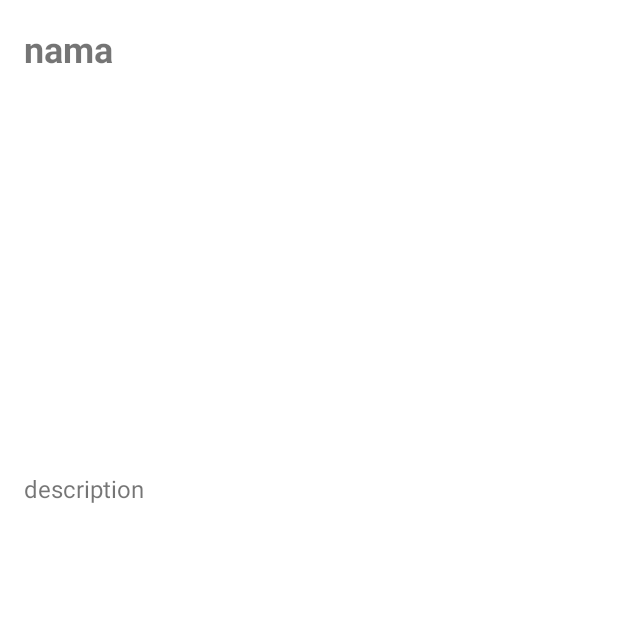
After one commit to nopal72/DicoStory, an Android app: the fragment DetailFragment shown on its own in the app's theme, on a phone screen of 412 x 824 dp, the top half of it. The commit adds this screen. Run offline under Robolectric (Android 15) with nearby library versions, the phone set to English and light mode, and no system bars; pictures from the network do not load.

Commit message:
fixed detail feature

```diff
--- a/app/build.gradle.kts
+++ b/app/build.gradle.kts
@@ -1,6 +1,7 @@
 plugins {
     alias(libs.plugins.android.application)
     alias(libs.plugins.kotlin.android)
+    id("kotlin-parcelize")
 }
 
 android {
@@ -52,6 +53,8 @@ dependencies {
     implementation(libs.androidx.navigation.fragment.ktx)
     implementation(libs.androidx.navigation.ui.ktx)
     implementation(libs.androidx.activity)
+    implementation(libs.androidx.legacy.support.v4)
+    implementation(libs.androidx.fragment.ktx)
     testImplementation(libs.junit)
     androidTestImplementation(libs.androidx.junit)
     androidTestImplementation(libs.androidx.espresso.core)
--- a/app/src/main/java/com/example/dicostory/MainActivity.kt
+++ b/app/src/main/java/com/example/dicostory/MainActivity.kt
@@ -1,10 +1,8 @@
 package com.example.dicostory
 
 import android.os.Bundle
-import com.google.android.material.bottomnavigation.BottomNavigationView
 import androidx.appcompat.app.AppCompatActivity
 import androidx.navigation.NavController
-import androidx.navigation.findNavController
 import androidx.navigation.fragment.NavHostFragment
 import com.example.dicostory.databinding.ActivityMainBinding
 
--- /dev/null
+++ b/app/src/main/java/com/example/dicostory/ui/detail/DetailFragment.kt
@@ -0,0 +1,73 @@
+package com.example.dicostory.ui.detail
+
+import androidx.fragment.app.viewModels
+import android.os.Bundle
+import androidx.fragment.app.Fragment
+import android.view.LayoutInflater
+import android.view.View
+import android.view.ViewGroup
+import com.bumptech.glide.Glide
+import com.example.dicostory.databinding.FragmentDetailBinding
+import com.example.dicostory.ui.ViewModelFactory
+import com.google.android.material.snackbar.Snackbar
+import com.example.dicostory.data.Result
+import com.example.dicostory.data.remote.response.DetailResponse
+import com.example.dicostory.data.remote.response.Story
+
+class DetailFragment : Fragment() {
+
+    private lateinit var binding: FragmentDetailBinding
+    private val viewModel: DetailViewModel by viewModels{
+        ViewModelFactory.getInstance(requireContext())
+    }
+
+    override fun onCreate(savedInstanceState: Bundle?) {
+        super.onCreate(savedInstanceState)
+        binding = FragmentDetailBinding.inflate(layoutInflater)
+
+        val bundle = arguments
+        if (bundle != null) {
+            val storyId = bundle.getString("story_id")
+            storyId?.let {
+                viewModel.getDetail(it).observe(this) {result ->
+                    when (result) {
+                        is Result.Loading -> {
+                            binding.progressBar.visibility = View.VISIBLE
+                        }
+                        is Result.Success -> {
+                            binding.progressBar.visibility = View.GONE
+                            val story = result.data.story
+                            displayEventDetail(story)
+                        }
+                        is Result.Error -> {
+                            binding.progressBar.visibility = View.GONE
+                            Snackbar.make(
+                                binding.root,
+                                "Terjadi kesalahan" + result.error,
+                                Snackbar.LENGTH_SHORT
+                            ).show()
+                        }
+                    }
+                }
+            }
+        }
+    }
+
+    private fun displayEventDetail(story: Story) {
+        Glide.with(this)
+            .load(story.photoUrl)
+            .into(binding.ivDetail)
+
+        binding.tvName.text = story.name
+        binding.tvDescription.text = story.description
+    }
+
+    override fun onCreateView(
+        inflater: LayoutInflater, container: ViewGroup?,
+        savedInstanceState: Bundle?,
+    ): View {
+        binding = FragmentDetailBinding.inflate(inflater, container, false)
+        return binding.root
+    }
+
+}
--- /dev/null
+++ b/app/src/main/res/drawable/ic_post.xml
@@ -0,0 +1,5 @@
+<vector xmlns:android="http://schemas.android.com/apk/res/android" android:height="24dp" android:tint="#000000" android:viewportHeight="24" android:viewportWidth="24" android:width="24dp">
+
+    <path android:fillColor="@android:color/white" android:pathData="M3,17.25V21h3.75L17.81,9.94l-3.75,-3.75L3,17.25zM20.71,7.04c0.39,-0.39 0.39,-1.02 0,-1.41l-2.34,-2.34c-0.39,-0.39 -1.02,-0.39 -1.41,0l-1.83,1.83 3.75,3.75 1.83,-1.83z"/>
+
+</vector>
--- /dev/null
+++ b/app/src/main/res/layout/fragment_detail.xml
@@ -0,0 +1,54 @@
+<?xml version="1.0" encoding="utf-8"?>
+<androidx.constraintlayout.widget.ConstraintLayout xmlns:android="http://schemas.android.com/apk/res/android"
+    xmlns:tools="http://schemas.android.com/tools"
+    android:layout_width="match_parent"
+    android:layout_height="match_parent"
+    xmlns:app="http://schemas.android.com/apk/res-auto"
+    tools:context=".ui.detail.DetailFragment"
+    android:padding="16dp">
+
+    <ProgressBar
+        android:id="@+id/progressBar"
+        style="?android:attr/progressBarStyle"
+        android:layout_width="wrap_content"
+        android:layout_height="wrap_content"
+        android:visibility="gone"
+        app:layout_constraintBottom_toBottomOf="parent"
+        app:layout_constraintEnd_toEndOf="parent"
+        app:layout_constraintStart_toStartOf="parent"
+        app:layout_constraintTop_toTopOf="parent"
+        tools:visibility="visible" />
+
+    <TextView
+        android:id="@+id/tv_name"
+        android:layout_width="wrap_content"
+        android:layout_height="wrap_content"
+        android:text="@string/name"
+        android:textSize="24sp"
+        android:textStyle="bold"
+        app:layout_constraintStart_toStartOf="parent"
+        app:layout_constraintTop_toTopOf="parent"/>
+
+    <ImageView
+        android:id="@+id/iv_detail"
+        android:layout_width="match_parent"
+        android:layout_height="250dp"
+        tools:src="@tools:sample/avatars"
+        android:scaleType="centerCrop"
+        android:layout_marginTop="8dp"
+        app:layout_constraintTop_toBottomOf="@+id/tv_name"
+        app:layout_constraintStart_toStartOf="parent"
+        app:layout_constraintEnd_toEndOf="parent"/>
+
+    <TextView
+        android:id="@+id/tv_description"
+        android:layout_width="wrap_content"
+        android:layout_height="wrap_content"
+        android:layout_marginTop="8dp"
+        android:textSize="16sp"
+        android:text="@string/text_description"
+        app:layout_constraintTop_toBottomOf="@+id/iv_detail"
+        app:layout_constraintStart_toStartOf="parent"/>
+
+
+</androidx.constraintlayout.widget.ConstraintLayout>
--- a/gradle/libs.versions.toml
+++ b/gradle/libs.versions.toml
@@ -22,6 +22,8 @@ converterGson = "2.9.0"
 lifecycleRuntimeKtx = "2.8.7"
 loggingInterceptor = "4.11.0"
 retrofit = "2.9.0"
+legacySupportV4 = "1.0.0"
+fragmentKtx = "1.8.5"
 
 [libraries]
 androidx-activity-ktx = { module = "androidx.activity:activity-ktx", version.ref = "activity" }
@@ -46,6 +48,8 @@ androidx-lifecycle-runtime-ktx = { module = "androidx.lifecycle:lifecycle-runtim
 logging-interceptor = { module = "com.squareup.okhttp3:logging-interceptor", version.ref = "loggingInterceptor" }
 retrofit = { module = "com.squareup.retrofit2:retrofit", version.ref = "retrofit" }
 retrofit2-converter-gson = { module = "com.squareup.retrofit2:converter-gson", version.ref = "converterGson" }
+androidx-legacy-support-v4 = { group = "androidx.legacy", name = "legacy-support-v4", version.ref = "legacySupportV4" }
+androidx-fragment-ktx = { group = "androidx.fragment", name = "fragment-ktx", version.ref = "fragmentKtx" }
 
 [plugins]
 android-application = { id = "com.android.application", version.ref = "agp" }
```
Also changed, not shown: app/src/main/java/com/example/dicostory/data/Result.kt (added, +7 -0 lines), app/src/main/java/com/example/dicostory/data/UserRepository.kt (+40 -7 lines), app/src/main/java/com/example/dicostory/data/remote/api/ApiService.kt (+8 -0 lines), app/src/main/java/com/example/dicostory/data/remote/response/DetailResponse.kt (added, +41 -0 lines), app/src/main/java/com/example/dicostory/ui/detail/DetailViewModel.kt (added, +11 -0 lines), app/src/main/java/com/example/dicostory/ui/home/StoryAdapter.kt (+20 -1 lines), app/src/main/java/com/example/dicostory/ui/post/PostFragment.kt (added, +31 -0 lines), app/src/main/java/com/example/dicostory/ui/post/PostViewModel.kt (added, +7 -0 lines), app/src/main/java/com/example/dicostory/ui/setting/SettingFragment.kt (added, +31 -0 lines), app/src/main/java/com/example/dicostory/ui/setting/SettingViewModel.kt (added, +7 -0 lines), app/src/main/res/layout/fragment_post.xml (added, +13 -0 lines), app/src/main/res/layout/fragment_setting.xml (added, +13 -0 lines).
